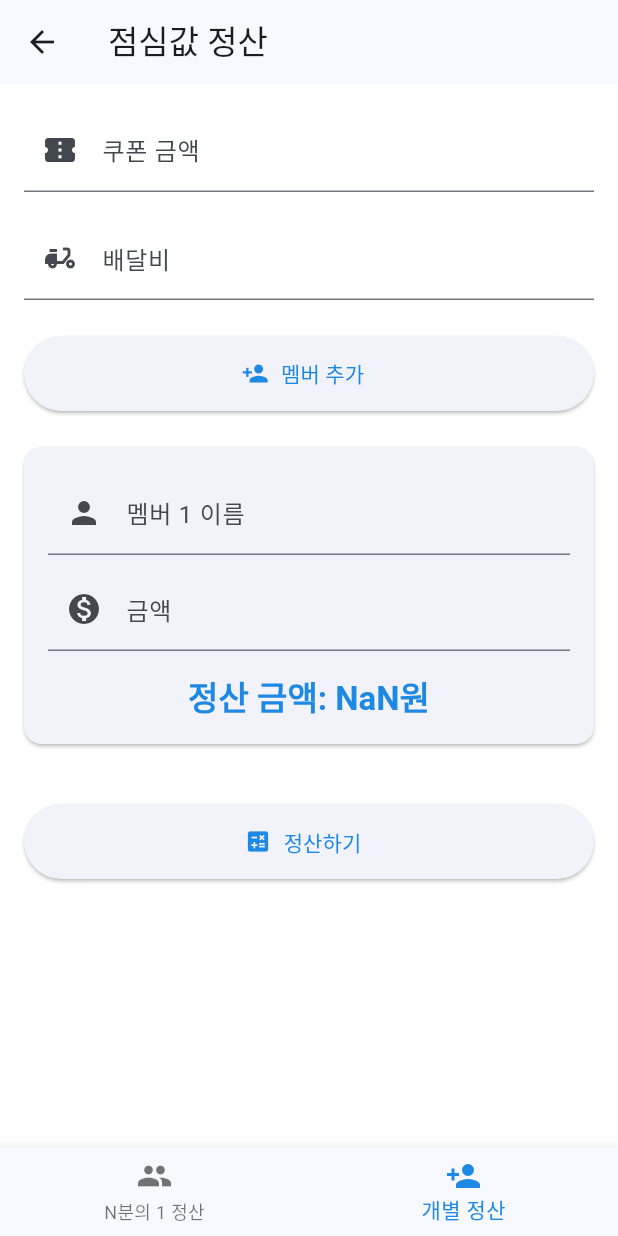
After one commit to Limdongkeun/lunch_calculator, a Flutter app: the IanMain screen opened directly, item 2 of the bottom bar chosen, after a tap on "멤버 추가", after a tap on "정산하기", on a phone screen of 412 x 824 dp. The commit adds this screen. Run offline on Flutter 3.47's test engine with Material 3 defaults, Android fonts, the phone set to English and light mode, and no system bars.

Commit message:
[IAN] 메인 시험 버전

```diff
--- /dev/null
+++ b/lib/ianMain.dart
@@ -0,0 +1,308 @@
+import 'package:flutter/material.dart';
+
+class IanMain extends StatefulWidget {
+  const IanMain({super.key});
+
+  @override
+  State<IanMain> createState() => _IanMainState();
+}
+
+class _IanMainState extends State<IanMain> {
+  int _selectedIndex = 0;
+
+  static final List<Widget> _pages = [
+    EqualSplitTab(),
+    IndividualSplitTab(),
+  ];
+
+  void _onItemTapped(int index) {
+    setState(() {
+      _selectedIndex = index;
+    });
+  }
+
+  @override
+  Widget build(BuildContext context) {
+    return Scaffold(
+      appBar: AppBar(
+        title: const Text('점심값 정산'),
+      ),
+      body: _pages[_selectedIndex],
+      bottomNavigationBar: BottomNavigationBar(
+        items: const <BottomNavigationBarItem>[
+          BottomNavigationBarItem(
+            icon: Icon(Icons.group),
+            label: 'N분의 1 정산',
+          ),
+          BottomNavigationBarItem(
+            icon: Icon(Icons.person_add),
+            label: '개별 정산',
+          ),
+        ],
+        currentIndex: _selectedIndex,
+        onTap: _onItemTapped,
+      ),
+    );
+  }
+}
+
+class EqualSplitTab extends StatefulWidget {
+  @override
+  State<EqualSplitTab> createState() => _EqualSplitTabState();
+}
+
+class _EqualSplitTabState extends State<EqualSplitTab> {
+  final totalController = TextEditingController();
+  final peopleController = TextEditingController();
+  final percentDiscountController = TextEditingController();
+  final fixedDiscountController = TextEditingController();
+  final deliveryFeeController = TextEditingController();
+  double? result;
+
+  void calculateSplit() {
+    final total = double.tryParse(totalController.text) ?? 0;
+    final people = int.tryParse(peopleController.text) ?? 1;
+    final percentDiscount = double.tryParse(percentDiscountController.text) ?? 0;
+    final fixedDiscount = double.tryParse(fixedDiscountController.text) ?? 0;
+    final deliveryFee = double.tryParse(deliveryFeeController.text) ?? 0;
+
+    final discountedAmount = total * (percentDiscount / 100);
+    final finalTotal = total - discountedAmount - fixedDiscount + deliveryFee;
+
+    setState(() {
+      result = finalTotal / people;
+    });
+  }
+
+  @override
+  Widget build(BuildContext context) {
+    return Padding(
+      padding: const EdgeInsets.all(16.0),
+      child: SingleChildScrollView(
+        child: Column(
+          children: [
+            TextField(
+              controller: totalController,
+              decoration: const InputDecoration(
+                labelText: '총 금액',
+                prefixIcon: Icon(Icons.monetization_on),
+              ),
+              keyboardType: TextInputType.number,
+            ),
+            const SizedBox(height: 16),
+            TextField(
+              controller: peopleController,
+              decoration: const InputDecoration(
+                labelText: '인원 수',
+                prefixIcon: Icon(Icons.people),
+              ),
+              keyboardType: TextInputType.number,
+            ),
+            const SizedBox(height: 16),
+            TextField(
+              controller: percentDiscountController,
+              decoration: const InputDecoration(
+                labelText: '할인율 (%)',
+                prefixIcon: Icon(Icons.discount),
+              ),
+              keyboardType: TextInputType.number,
+            ),
+            const SizedBox(height: 16),
+            TextField(
+              controller: fixedDiscountController,
+              decoration: const InputDecoration(
+                labelText: '정액 할인',
+                prefixIcon: Icon(Icons.money_off),
+              ),
+              keyboardType: TextInputType.number,
+            ),
+            const SizedBox(height: 16),
+            TextField(
+              controller: deliveryFeeController,
+              decoration: const InputDecoration(
+                labelText: '배달비',
+                prefixIcon: Icon(Icons.delivery_dining),
+              ),
+              keyboardType: TextInputType.number,
+            ),
+            const SizedBox(height: 24),
+            ElevatedButton.icon(
+              onPressed: calculateSplit,
+              icon: const Icon(Icons.calculate),
+              label: const Text('정산하기'),
+              style: ElevatedButton.styleFrom(
+                minimumSize: const Size(double.infinity, 50),
+              ),
+            ),
+            if (result != null) ...[
+              const SizedBox(height: 24),
+              Card(
+                child: Padding(
+                  padding: const EdgeInsets.all(16.0),
+                  child: Column(
+                    children: [
+                      const Text('1인당 정산 금액'),
+                      const SizedBox(height: 8),
+                      Text(
+                        '${result!.toStringAsFixed(0)}원',
+                        style: Theme.of(context).textTheme.headlineMedium?.copyWith(
+                          color: Theme.of(context).primaryColor,
+                          fontWeight: FontWeight.bold,
+                        ),
+                      ),
+                    ],
+                  ),
+                ),
+              ),
+            ],
+          ],
+        ),
+      ),
+    );
+  }
+}
+
+class IndividualSplitTab extends StatefulWidget {
+  @override
+  State<IndividualSplitTab> createState() => _IndividualSplitTabState();
+}
+
+class _IndividualSplitTabState extends State<IndividualSplitTab> {
+  List<Member> members = [];
+  final couponController = TextEditingController();
+  final deliveryFeeController = TextEditingController();
+
+  void addMember() {
+    setState(() {
+      members.add(Member(name: '', amount: 0));
+    });
+  }
+
+  void calculateIndividualSplit() {
+    final totalAmount = members.fold<double>(
+      0,
+          (sum, member) => sum + member.amount,
+    );
+
+    final couponAmount = double.tryParse(couponController.text) ?? 0;
+    final deliveryFee = double.tryParse(deliveryFeeController.text) ?? 0;
+
+    setState(() {
+      for (var member in members) {
+        final ratio = member.amount / totalAmount;
+        member.finalAmount = member.amount - (couponAmount * ratio) + (deliveryFee * ratio);
+      }
+    });
+  }
+
+  @override
+  Widget build(BuildContext context) {
+    return Padding(
+      padding: const EdgeInsets.all(16.0),
+      child: SingleChildScrollView(
+        child: Column(
+          children: [
+            TextField(
+              controller: couponController,
+              decoration: const InputDecoration(
+                labelText: '쿠폰 금액',
+                prefixIcon: Icon(Icons.confirmation_number),
+              ),
+              keyboardType: TextInputType.number,
+            ),
+            const SizedBox(height: 16),
+            TextField(
+              controller: deliveryFeeController,
+              decoration: const InputDecoration(
+                labelText: '배달비',
+                prefixIcon: Icon(Icons.delivery_dining),
+              ),
+              keyboardType: TextInputType.number,
+            ),
+            const SizedBox(height: 24),
+            ElevatedButton.icon(
+              onPressed: addMember,
+              icon: const Icon(Icons.person_add),
+              label: const Text('멤버 추가'),
+              style: ElevatedButton.styleFrom(
+                minimumSize: const Size(double.infinity, 50),
+              ),
+            ),
+            const SizedBox(height: 24),
+            ...members.asMap().entries.map((entry) {
+              final index = entry.key;
+              final member = entry.value;
+              return Card(
+                margin: const EdgeInsets.only(bottom: 16.0),
+                child: Padding(
+                  padding: const EdgeInsets.all(16.0),
+                  child: Column(
+                    children: [
+                      TextField(
+                        onChanged: (value) {
+                          setState(() {
+                            member.name = value;
+                          });
+                        },
+                        decoration: InputDecoration(
+                          labelText: '멤버 ${index + 1} 이름',
+                          prefixIcon: const Icon(Icons.person),
+                        ),
+                      ),
+                      const SizedBox(height: 8),
+                      TextField(
+                        onChanged: (value) {
+                          setState(() {
+                            member.amount = double.tryParse(value) ?? 0;
+                          });
+                        },
+                        decoration: const InputDecoration(
+                          labelText: '금액',
+                          prefixIcon: Icon(Icons.monetization_on),
+                        ),
+                        keyboardType: TextInputType.number,
+                      ),
+                      if (member.finalAmount != null) ...[
+                        const SizedBox(height: 16),
+                        Text(
+                          '정산 금액: ${member.finalAmount!.toStringAsFixed(0)}원',
+                          style: Theme.of(context).textTheme.titleLarge?.copyWith(
+                            color: Theme.of(context).primaryColor,
+                            fontWeight: FontWeight.bold,
+                          ),
+                        ),
+                      ],
+                    ],
+                  ),
+                ),
+              );
+            }).toList(),
+            if (members.isNotEmpty) ...[
+              const SizedBox(height: 24),
+              ElevatedButton.icon(
+                onPressed: calculateIndividualSplit,
+                icon: const Icon(Icons.calculate),
+                label: const Text('정산하기'),
+                style: ElevatedButton.styleFrom(
+                  minimumSize: const Size(double.infinity, 50),
+                ),
+              ),
+            ],
+          ],
+        ),
+      ),
+    );
+  }
+}
+
+class Member {
+  String name;
+  double amount;
+  double? finalAmount;
+
+  Member({
+    required this.name,
+    required this.amount,
+    this.finalAmount,
+  });
+}
--- a/lib/main.dart
+++ b/lib/main.dart
@@ -1,6 +1,7 @@
 import 'package:flutter/material.dart';
 import 'package:lunch_calculator/common/layout.dart';
 import 'package:lunch_calculator/dutchPay.dart';
+import 'ianMain.dart';
 
 void main() {
   runApp(const MyApp());
```
